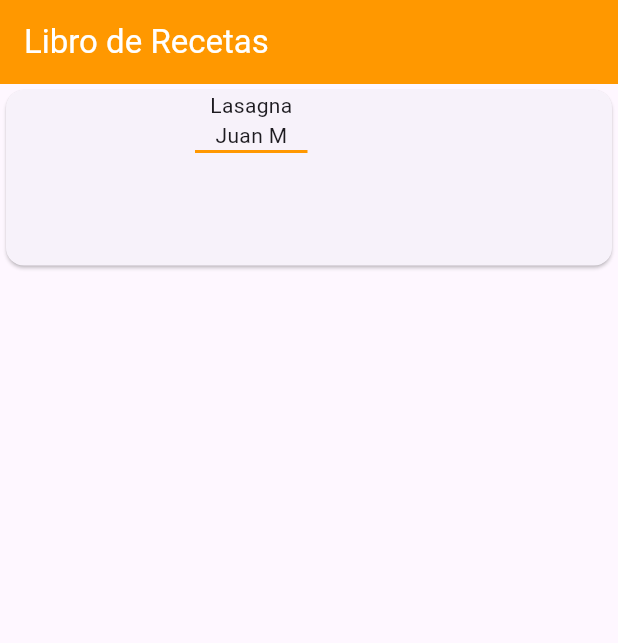
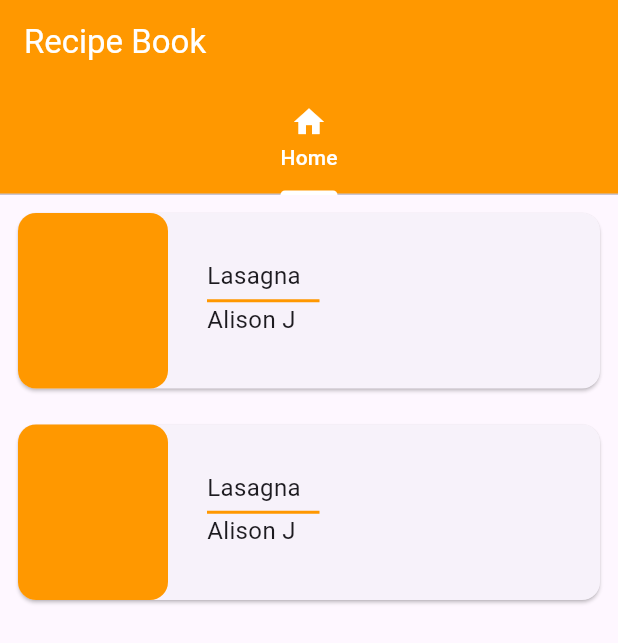
Before and after one commit to imaes11st/book_recipen, a Flutter app: the screen it shows after launch, on a phone screen of 412 x 824 dp. Shown: the top 643 px of the screen. Run offline on Flutter 3.47's test engine with Material 3 defaults, Android fonts, the phone set to English and light mode, and no system bars; Roboto replaces fonts that are missing (Quicksand).

Commit message:
Organizando cards y configurando img

```diff
--- a/lib/main.dart
+++ b/lib/main.dart
@@ -1,8 +1,7 @@
 import 'package:flutter/material.dart';
+import 'package:book_recipent/screens/home_screen.dart';
 
-void main() {
-  runApp(const MyApp());
-}
+void main() => runApp(const MyApp());
 
 class MyApp extends StatelessWidget {
   const MyApp({super.key});
@@ -22,36 +21,20 @@ class RecipeBook extends StatelessWidget {
 
   @override
   Widget build(BuildContext context) {
-    return Scaffold(
-      appBar: AppBar(
-        backgroundColor: Colors.orange,
-        title: Text('Libro de Recetas', style: TextStyle(color: Colors.white)),
-      ),
-      body: Container(
-        width: MediaQuery.of(context).size.width,
-        height: 125,
-        child: Card(
-          child: Row(
-            children: <Widget>[
-              Container(
-                height: 125,
-                width: 100,
-                child: ClipRRect(
-                  borderRadius: BorderRadius.circular(10),
-                  child: Container(),
-                ),
-              ),
-              SizedBox(width: 26),
-              Column(
-                children: <Widget>[
-                  Text('Lasagna'),
-                  Text('Juan M'),
-                  Container(height: 2, width: 75, color: Colors.orange),
-                ],
-              ),
-            ],
+    return DefaultTabController(
+      length: 4,
+      child: Scaffold(
+        appBar: AppBar(
+          backgroundColor: Colors.orange,
+          title: Text('Recipe Book', style: TextStyle(color: Colors.white)),
+          bottom: TabBar(
+            indicatorColor: Colors.white,
+            labelColor: Colors.white,
+            unselectedLabelColor: Colors.white,
+            tabs: [Tab(icon: Icon(Icons.home), text: 'Home')],
           ),
         ),
+        body: TabBarView(children: [HomeScreen()]),
       ),
     );
   }
--- /dev/null
+++ b/lib/screens/home_screen.dart
@@ -0,0 +1,56 @@
+import 'package:flutter/material.dart';
+
+class HomeScreen extends StatelessWidget {
+  const HomeScreen({super.key});
+
+  @override
+  Widget build(BuildContext context) {
+    return Scaffold(
+      body: Column(
+        children: <Widget>[_RecipesCard(context), _RecipesCard(context)],
+      ),
+    );
+  }
+
+  Widget _RecipesCard(BuildContext context) {
+    return Padding(
+      padding: const EdgeInsets.all(8.0),
+      child: Container(
+        width: MediaQuery.of(context).size.width,
+        height: 125,
+        child: Card(
+          child: Row(
+            children: <Widget>[
+              Container(
+                height: 125,
+                width: 100,
+                decoration: BoxDecoration(
+                  borderRadius: BorderRadius.circular(12),
+                  color: Colors.orange,
+                ),
+              ),
+              SizedBox(width: 26),
+              Column(
+                mainAxisAlignment: MainAxisAlignment.center,
+                crossAxisAlignment: CrossAxisAlignment.start,
+                children: <Widget>[
+                  Text(
+                    'Lasagna',
+                    style: TextStyle(fontSize: 16, fontFamily: 'Quicksand'),
+                  ),
+                  SizedBox(height: 4),
+                  Container(height: 2, width: 75, color: Colors.orange),
+                  Text(
+                    'Alison J',
+                    style: TextStyle(fontSize: 16, fontFamily: 'Quicksand'),
+                  ),
+                  SizedBox(height: 4),
+                ],
+              ),
+            ],
+          ),
+        ),
+      ),
+    );
+  }
+}
--- a/pubspec.yaml
+++ b/pubspec.yaml
@@ -58,8 +58,8 @@ flutter:
   uses-material-design: true
 
   # To add assets to your application, add an assets section, like this:
-  # assets:
-  #   - images/a_dot_burr.jpeg
+assets:
+ - images/a_dot_burr.jpeg
   #   - images/a_dot_ham.jpeg
 
   # An image asset can refer to one or more resolution-specific "variants", see
```
